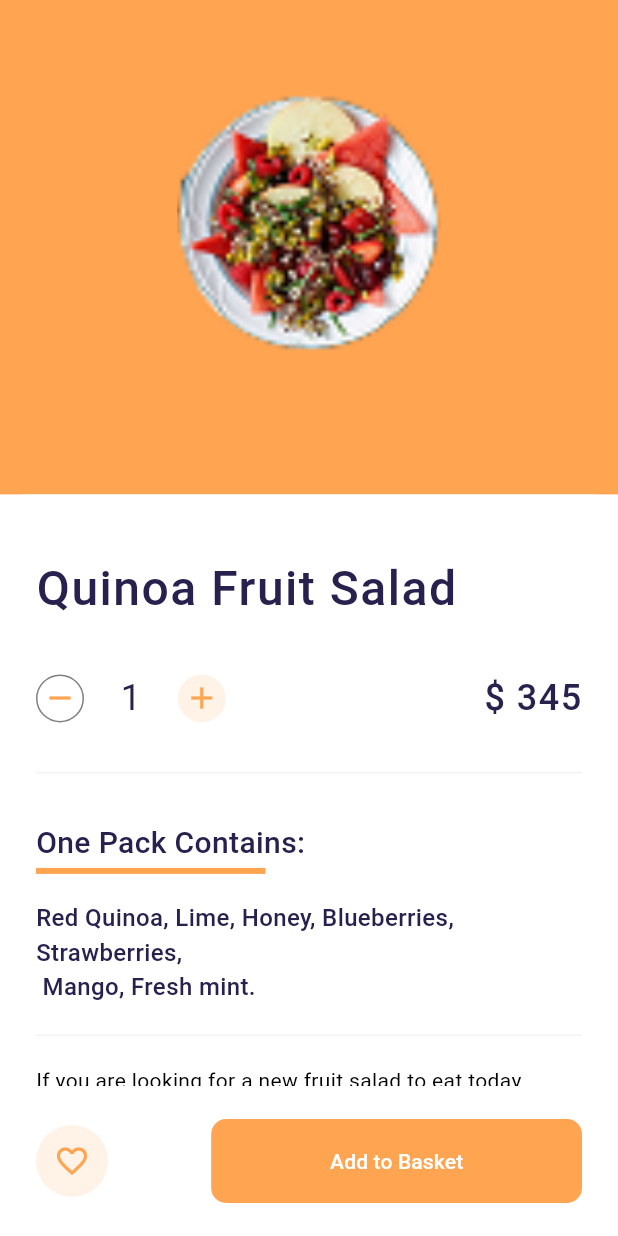
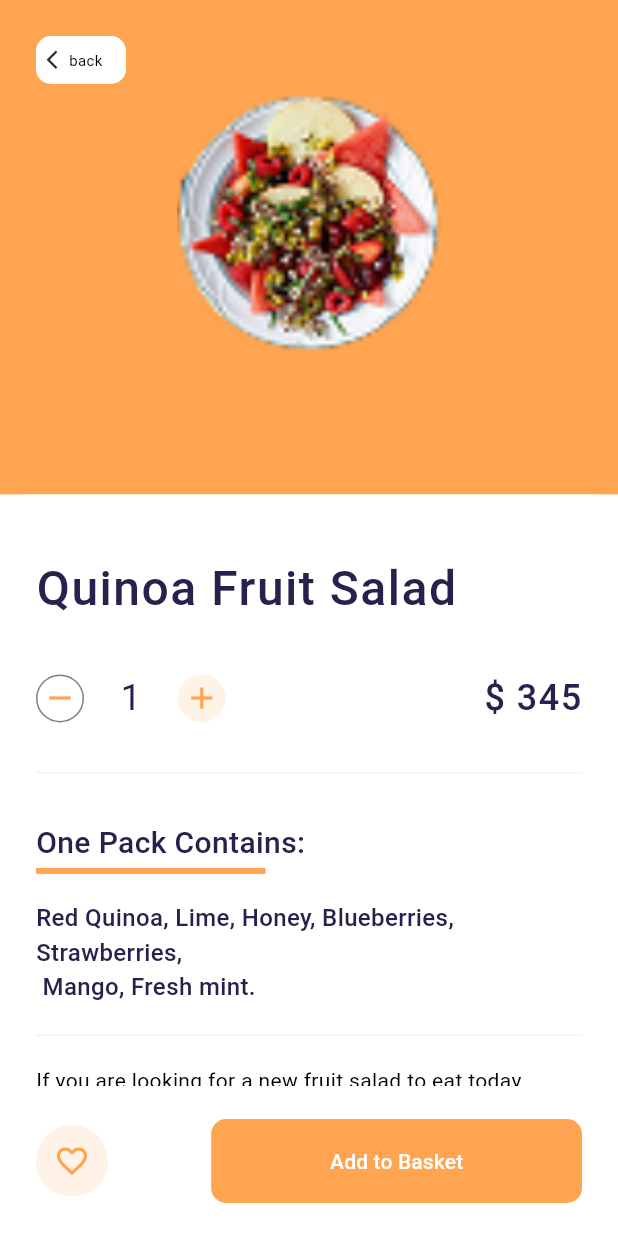
Before and after one commit to rakibul6670/food_e-commerce_app, a Flutter app: the FoodDetailsScreen screen opened directly, on a phone screen of 412 x 824 dp. Run offline on Flutter 3.47's test engine with Material 3 defaults, Android fonts, the light colour scheme and no system bars.

Commit message:
ui complete

```diff
--- a/lib/ui/screens/authentication_screen.dart
+++ b/lib/ui/screens/authentication_screen.dart
@@ -16,6 +16,7 @@ class AuthenticationScreen extends StatelessWidget {
     return Scaffold(
       //================ Body Section ==================
       body: SafeArea(
+        child: SingleChildScrollView(
           child: Column(
             children: [
               //==================== Welcome Image Top Section ===========
@@ -112,6 +113,7 @@ class AuthenticationScreen extends StatelessWidget {
             ],
           ),
         ),
+      ),
     );
   }
 }
--- a/lib/ui/screens/food_details_screen.dart
+++ b/lib/ui/screens/food_details_screen.dart
@@ -27,6 +27,38 @@ class FoodDetailsScreen extends StatelessWidget {
                 decoration: BoxDecoration(color: theme.primaryColor),
                 child: Stack(
                   children: [
+                    //----------------- Back button
+                    Positioned(
+                      top: 24,
+                      left: 24,
+                      child: GestureDetector(
+                        onTap: () => Navigator.pop(context),
+                        child: Container(
+                          padding: EdgeInsets.symmetric(horizontal: 7),
+                          height: 32,
+                          width: 60,
+                          decoration: BoxDecoration(
+                            borderRadius: BorderRadius.circular(10),
+
+                            color: Colors.white,
+                          ),
+                          child: Row(
+                            children: [
+                              Icon(Icons.arrow_back_ios, size: 15),
+                              Text(
+                                "back",
+                                style: TextStyle(
+                                  fontSize: 10,
+                                  fontWeight: FontWeight.w400,
+                                  color: Colors.black,
+                                ),
+                              ),
+                            ],
+                          ),
+                        ),
+                      ),
+                    ),
+
                     Positioned(
                       top: 62,
                       left: 0,
--- a/lib/ui/screens/order_complete_screen.dart
+++ b/lib/ui/screens/order_complete_screen.dart
@@ -1,6 +1,7 @@
 import 'package:flutter/material.dart';
 import 'package:food_ecommerce_app/core/theme/app_colors.dart';
 import 'package:food_ecommerce_app/ui/screens/home_screen.dart';
+import 'package:food_ecommerce_app/ui/screens/track_order_screen.dart';
 import 'package:food_ecommerce_app/ui/widgets/custom_text_button.dart';
 
 class OrderCompleteScreen extends StatelessWidget {
@@ -91,7 +92,10 @@ class OrderCompleteScreen extends StatelessWidget {
                 CustomTextButton(
                   width: screenWidth * .40,
                   buttonName: "Track order",
-                  onpressed: () {},
+                  onpressed: () => Navigator.push(
+                    context,
+                    MaterialPageRoute(builder: (context) => TrackOrderSreen()),
+                  ),
                 ),
 
                 //------------- space -
--- a/lib/ui/screens/welcome_screen.dart
+++ b/lib/ui/screens/welcome_screen.dart
@@ -17,6 +17,7 @@ class WelcomeScreen extends StatelessWidget {
       //================ Body Section ==================
       body: SafeArea(
         child: Column(
+          crossAxisAlignment: CrossAxisAlignment.center,
           children: [
             //==================== Welcome Image Top Section ===========
             Container(
@@ -69,7 +70,7 @@ class WelcomeScreen extends StatelessWidget {
 
             //================ Bottom Section ========================================
             Column(
-              crossAxisAlignment: CrossAxisAlignment.start,
+              crossAxisAlignment: CrossAxisAlignment.center,
               children: [
                 SizedBox(height: 56),
 
--- a/lib/ui/widgets/checkout_bottom_modal_sheet.dart
+++ b/lib/ui/widgets/checkout_bottom_modal_sheet.dart
@@ -19,7 +19,8 @@ checkoutBottomModalSheet(context) {
 
     context: context,
     builder: (context) {
-      return Column(
+      return SingleChildScrollView(
+        child: Column(
           mainAxisSize: MainAxisSize.min,
           children: [
             SizedBox(
@@ -141,6 +142,7 @@ checkoutBottomModalSheet(context) {
               ),
             ),
           ],
+        ),
       );
     },
   );
--- a/pubspec.yaml
+++ b/pubspec.yaml
@@ -69,6 +69,7 @@ flutter:
   - assets/fonts/
   - assets/icons/
   - assets/images/
+  - assets/screenshots/
 
   #   - images/a_dot_burr.jpeg
   #   - images/a_dot_ham.jpeg
```
Also changed, not shown: lib/ui/widgets/pay_with_card_bottom_sheet.dart (+7 -2 lines), 10 other files. Lines whose indentation alone changed are shown as unchanged.
